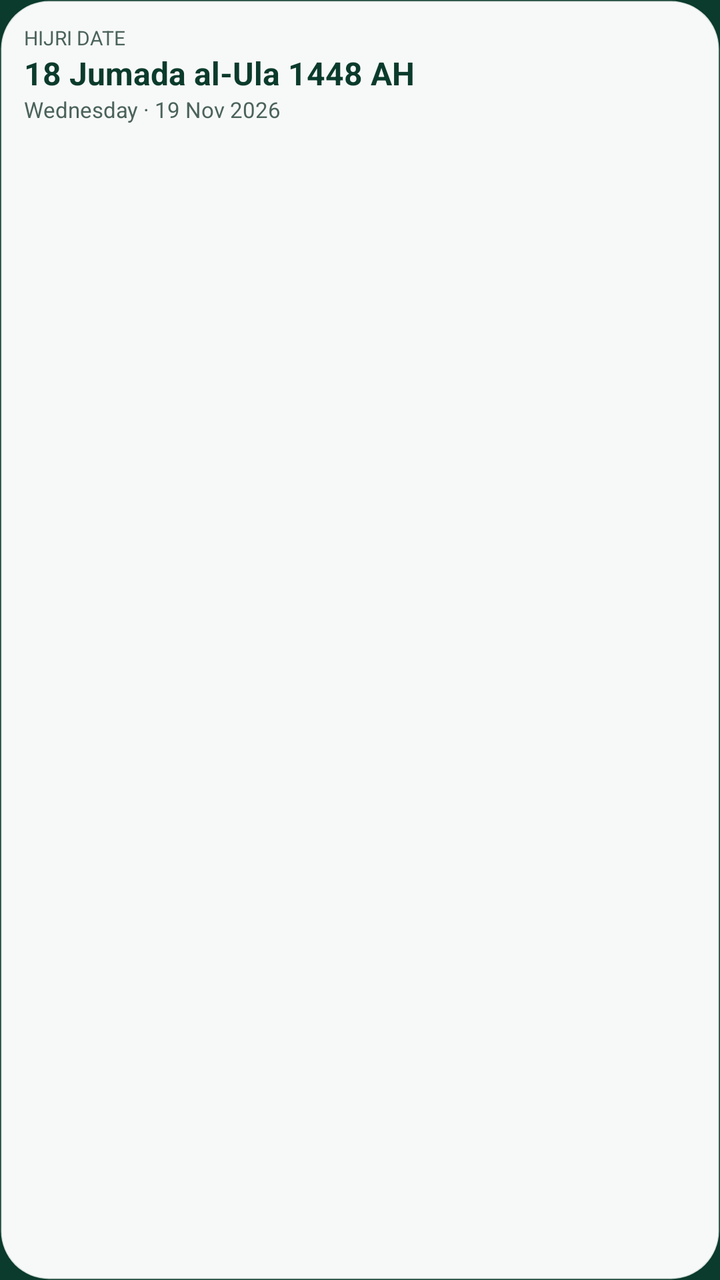
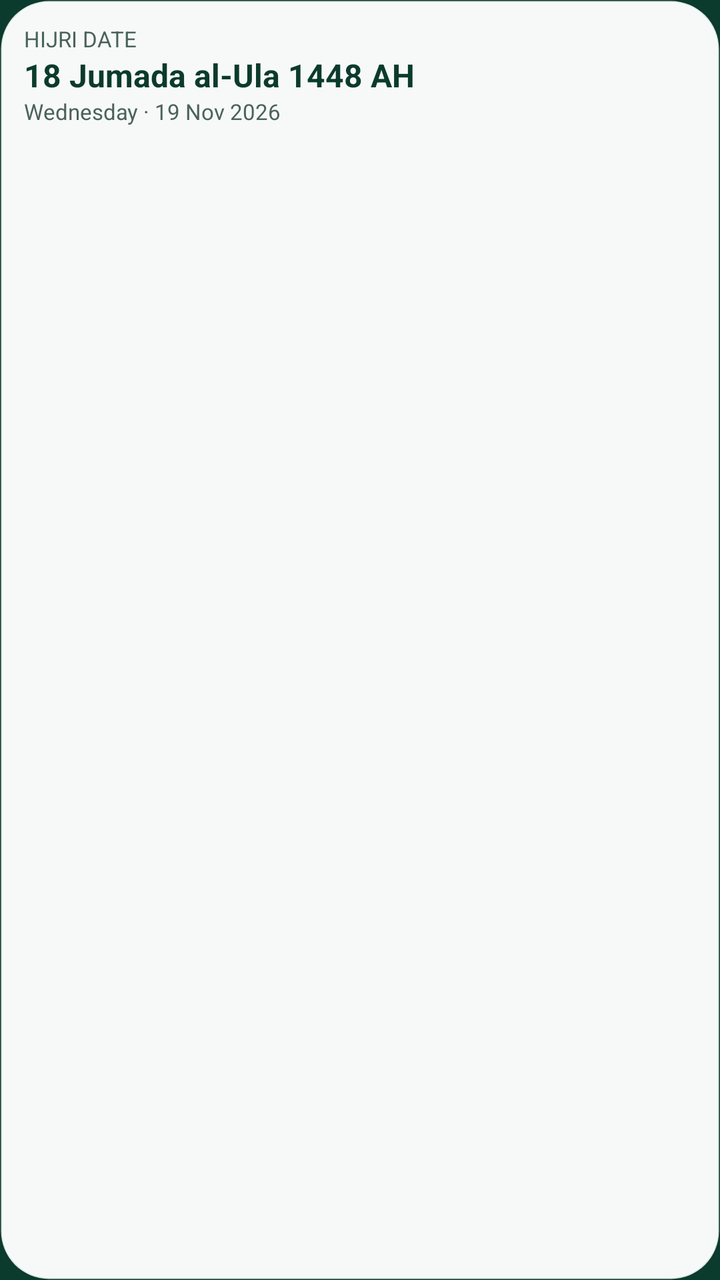

Before-and-after screenshots of an Android layout around one commit, followed by the original layout XML and the change that was made.
<!-- AndroidManifest.xml: application theme Theme.Sakinah -->
<!-- res/layout/widget_preview_hijri_date.xml -->
<?xml version="1.0" encoding="utf-8"?>
<LinearLayout xmlns:android="http://schemas.android.com/apk/res/android"
    android:layout_width="match_parent"
    android:layout_height="match_parent"
    android:background="@drawable/widget_preview_surface"
    android:orientation="vertical"
    android:padding="12dp">

    <TextView
        android:layout_width="match_parent"
        android:layout_height="wrap_content"
        android:maxLines="1"
        android:ellipsize="end"
        android:text="HIJRI DATE"
        android:textColor="#4B635B"
        android:textSize="10sp" />

    <TextView
        android:layout_width="match_parent"
        android:layout_height="wrap_content"
        android:maxLines="1"
        android:ellipsize="end"
        android:text="18 Jumada al-Ula 1448 AH"
        android:textColor="#0B3B2C"
        android:textSize="16sp"
        android:textStyle="bold" />

    <TextView
        android:layout_width="match_parent"
        android:layout_height="wrap_content"
        android:maxLines="2"
        android:ellipsize="end"
        android:text="Wednesday · 19 Nov 2026"
        android:textColor="#4B635B"
        android:textSize="11sp" />
</LinearLayout>
<!-- resources referenced by this layout -->
<resources>
  <!-- drawable widget_preview_surface (drawable) -->
  <?xml version="1.0" encoding="utf-8"?>
  <shape xmlns:android="http://schemas.android.com/apk/res/android" android:shape="rectangle">
      <solid android:color="#F7F9F8" />
      <corners android:radius="24dp" />
      <stroke android:width="1dp" android:color="#240B3B2C" />
  </shape>
  <style name="Theme.Sakinah" parent="@android:style/Theme.Material.NoActionBar">
          <item name="android:windowBackground">@color/sakinah_emerald_deep</item>
          <item name="android:statusBarColor">@color/sakinah_emerald_deep</item>
          <item name="android:navigationBarColor">@color/sakinah_emerald_deep</item>
          <item name="android:windowLightStatusBar">false</item>
      </style>
  <color name="sakinah_emerald_deep">#0B3B2C</color>
</resources>

<!-- the commit's change to res/layout/widget_preview_hijri_date.xml (unified diff, before → after) -->
@@ -11,16 +11,16 @@
         android:layout_height="wrap_content"
         android:maxLines="1"
         android:ellipsize="end"
-        android:text="HIJRI DATE"
+        android:text="@string/widget_preview_hijri_eyebrow"
         android:textColor="#4B635B"
-        android:textSize="10sp" />
+        android:textSize="11sp" />
 
     <TextView
         android:layout_width="match_parent"
         android:layout_height="wrap_content"
         android:maxLines="1"
         android:ellipsize="end"
-        android:text="18 Jumada al-Ula 1448 AH"
+        android:text="@string/widget_preview_hijri_value"
         android:textColor="#0B3B2C"
         android:textSize="16sp"
         android:textStyle="bold" />
@@ -30,7 +30,7 @@
         android:layout_height="wrap_content"
         android:maxLines="2"
         android:ellipsize="end"
-        android:text="Wednesday · 19 Nov 2026"
+        android:text="@string/widget_preview_hijri_footer"
         android:textColor="#4B635B"
         android:textSize="11sp" />
 </LinearLayout>
<!-- resource entries referenced after the edit -->
@@ -7,6 +7,9 @@
       <corners android:radius="24dp" />
       <stroke android:width="1dp" android:color="#240B3B2C" />
   </shape>
+  <string translatable="false" name="widget_preview_hijri_eyebrow">HIJRI DATE</string>
+  <string translatable="false" name="widget_preview_hijri_footer">Wednesday · 19 Nov 2026</string>
+  <string translatable="false" name="widget_preview_hijri_value">18 Jumada al-Ula 1448 AH</string>
   <style name="Theme.Sakinah" parent="@android:style/Theme.Material.NoActionBar">
           <item name="android:windowBackground">@color/sakinah_emerald_deep</item>
           <item name="android:statusBarColor">@color/sakinah_emerald_deep</item>
